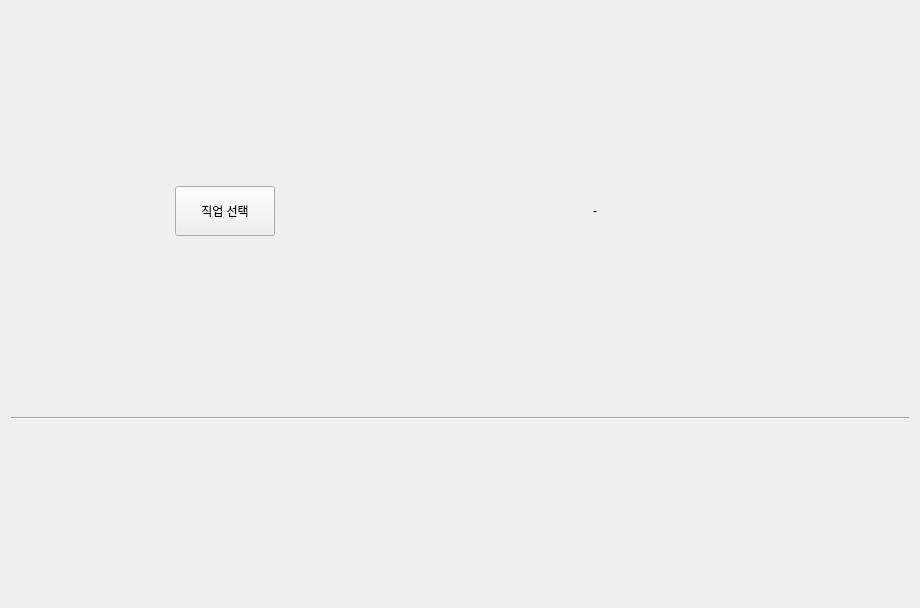
Old version of the form function/setting_ranking/setting_ranking.ui in the repository Wseop/loa-manager-qt-client.
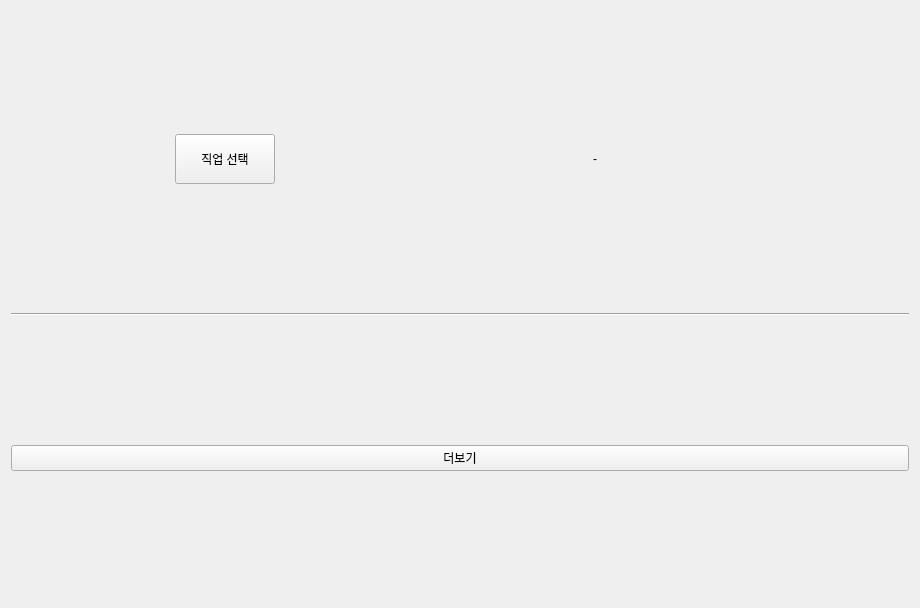
New version of the form.

Commit message: FEAT:Modify to show 100data per rendering

```diff
--- a/function/setting_ranking/setting_ranking.ui
+++ b/function/setting_ranking/setting_ranking.ui
@@ -69,6 +69,13 @@
    <item>
     <layout class="QVBoxLayout" name="vLayoutSettingData"/>
    </item>
+   <item>
+    <widget class="QPushButton" name="pbShowMore">
+     <property name="text">
+      <string>더보기</string>
+     </property>
+    </widget>
+   </item>
   </layout>
  </widget>
  <resources/>
```
The commit also changes 2 other files.
